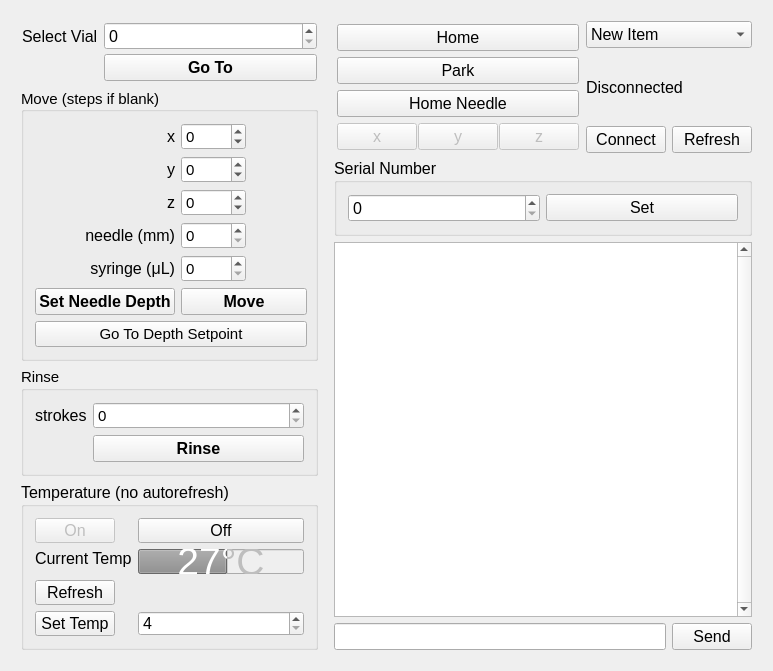
amoose136/GPIController, file src/gpicontroller.ui: the form before one commit.
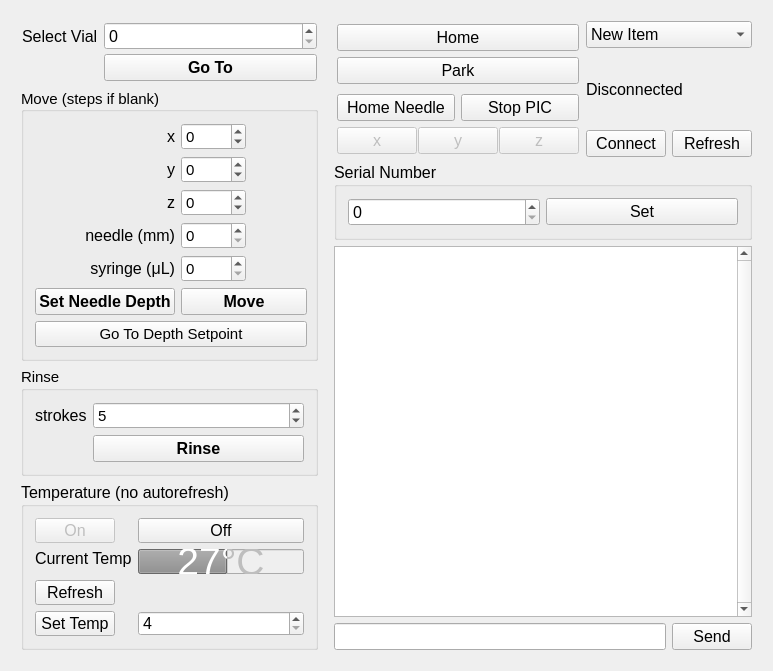
The form after the commit.

```diff
--- a/src/gpicontroller.ui
+++ b/src/gpicontroller.ui
@@ -511,7 +511,11 @@
               </widget>
              </item>
              <item row="0" column="1">
-              <widget class="QSpinBox" name="spinboxStrokes"/>
+              <widget class="QSpinBox" name="spinboxStrokes">
+               <property name="value">
+                <number>5</number>
+               </property>
+              </widget>
              </item>
              <item row="1" column="1">
               <widget class="QPushButton" name="buttonRinse">
@@ -751,11 +755,25 @@
              </widget>
             </item>
             <item>
+             <layout class="QHBoxLayout" name="horizontalLayout_6">
+              <property name="topMargin">
+               <number>4</number>
+              </property>
+              <item>
              <widget class="QPushButton" name="buttonHomeNeedle">
               <property name="text">
                <string>Home Needle</string>
               </property>
              </widget>
+              </item>
+              <item>
+               <widget class="QPushButton" name="buttonStop">
+                <property name="text">
+                 <string>Stop PIC</string>
+                </property>
+               </widget>
+              </item>
+             </layout>
             </item>
             <item>
              <layout class="QHBoxLayout" name="layoutHome">
```
Lines whose indentation alone changed are shown as unchanged.
